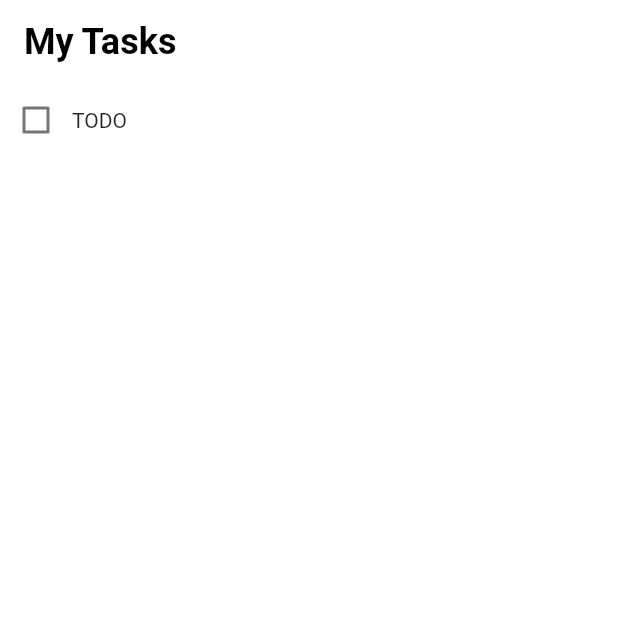
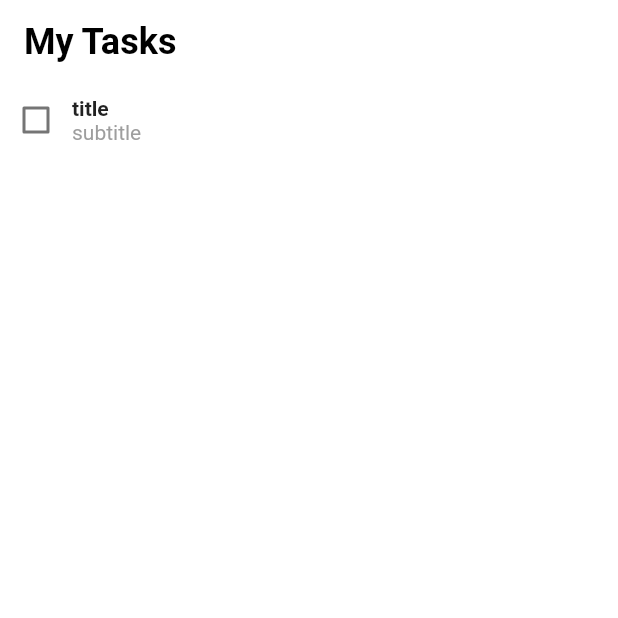
Before and after one commit to kajornsakp/tech_at_agoda_180220, a Flutter app: the screen it shows after launch, on a phone screen of 412 x 824 dp, the top half of it. Run offline on Flutter 3.47's test engine with Material 2 defaults, Android fonts, the phone set to English and light mode, and no system bars.

Commit message:
todo_step_3

```diff
--- a/lib/main.dart
+++ b/lib/main.dart
@@ -45,7 +45,7 @@ class _MyHomePageState extends State<MyHomePage> {
         ),
         body: Column(
           children: <Widget>[
-            TodoItem(),
+            TodoItem(Todo("title", "subtitle")),
           ],
         ));
   }
--- a/lib/todo_item.dart
+++ b/lib/todo_item.dart
@@ -1,12 +1,20 @@
 import 'package:flutter/material.dart';
 
 class TodoItem extends StatefulWidget {
+  final Todo todo;
+
+  const TodoItem(this.todo);
+
   @override
   _TodoItemState createState() => _TodoItemState();
 }
 
 class _TodoItemState extends State<TodoItem> {
-  bool checked = false;
+  void onCheckboxChanged(bool value) {
+    setState(() {
+      widget.todo.checked = value;
+    });
+  }
 
   @override
   Widget build(BuildContext context) {
@@ -15,16 +23,29 @@ class _TodoItemState extends State<TodoItem> {
       child: Row(
         children: <Widget>[
           Checkbox(
-            value: checked,
-            onChanged: (bool value) {
-              setState(() {
-                checked = value;
-              });
-            },
+            value: widget.todo.checked,
+            onChanged: onCheckboxChanged,
           ),
-          Text("TODO")
+          Column(
+            crossAxisAlignment: CrossAxisAlignment.start,
+            children: <Widget>[
+              Text(widget.todo.title,
+                  style: TextStyle(fontWeight: FontWeight.bold)),
+              if(widget.todo.subtitle != "")
+                Text(widget.todo.subtitle,
+                    style: TextStyle(color: Colors.grey[500]))
+            ],
+          )
         ],
       ),
     );
   }
 }
+
+class Todo {
+  String title = "";
+  String subtitle = "";
+  bool checked = false;
+
+  Todo(this.title, this.subtitle, {this.checked = false});
+}
--- a/pubspec.yaml
+++ b/pubspec.yaml
@@ -14,7 +14,7 @@ description: A new Flutter application.
 version: 1.0.0+1
 
 environment:
-  sdk: ">=2.1.0 <3.0.0"
+  sdk: ">=2.6.0 <3.0.0"
 
 dependencies:
   flutter:
```
Also changed, not shown: pubspec.lock.
